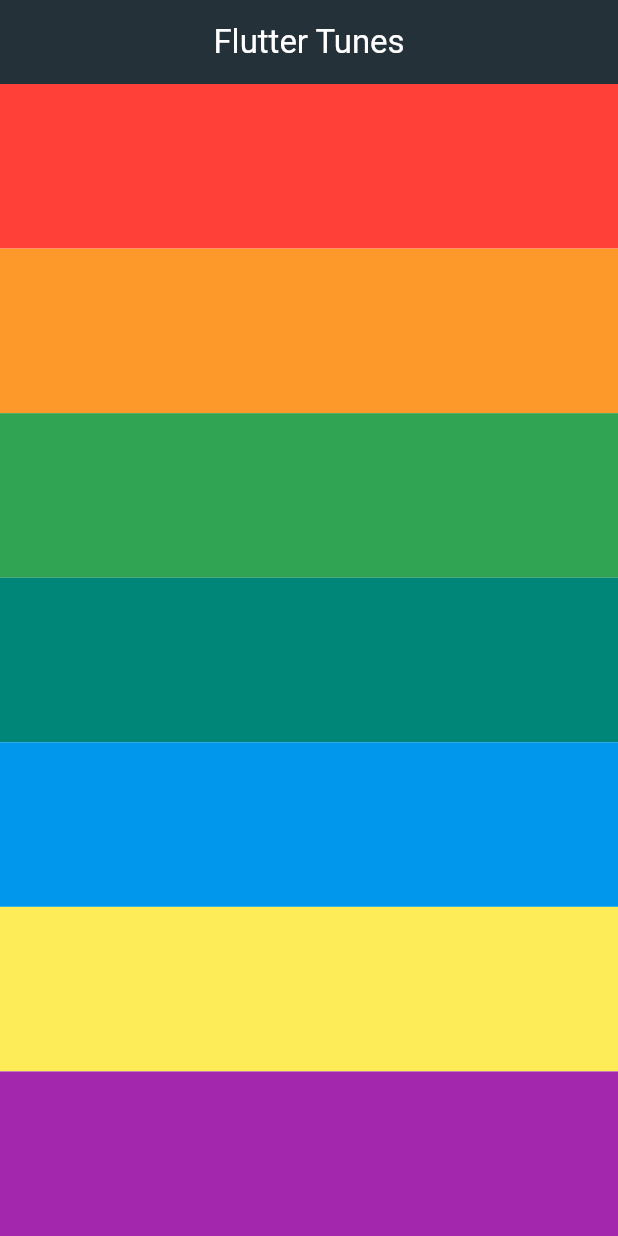
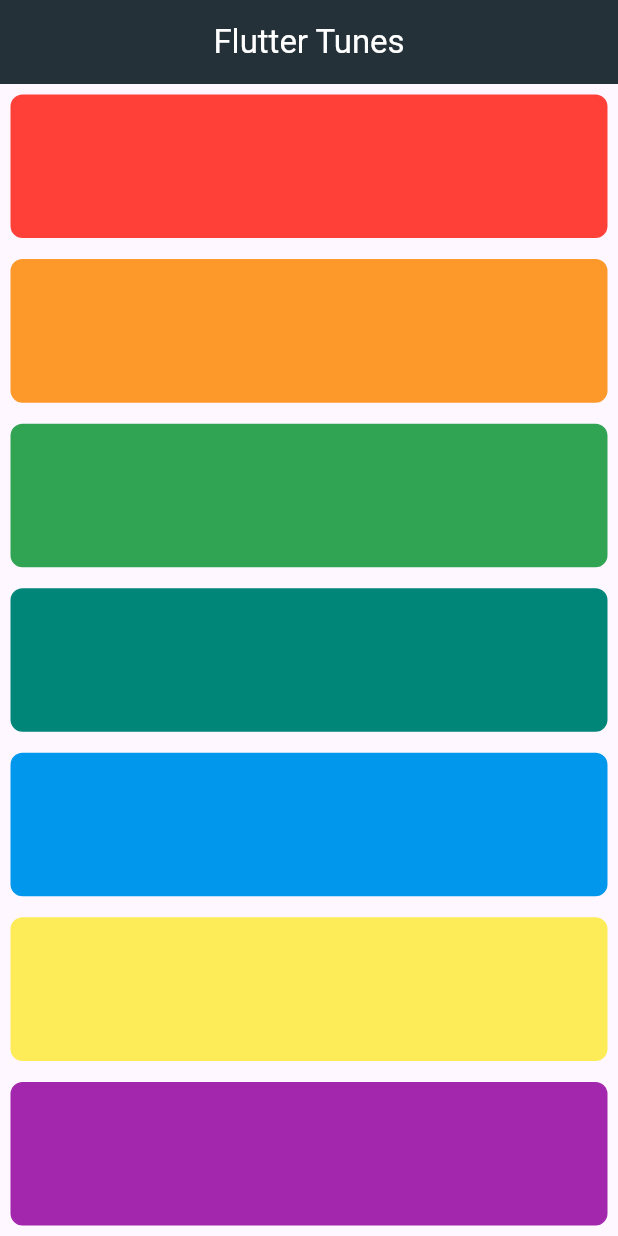
Before and after one commit to toalhussein/Tunes_App, a Flutter app: the screen it shows after launch, on a phone screen of 412 x 824 dp. Run offline on Flutter 3.47's test engine with Material 3 defaults, Android fonts, the phone set to English and light mode, and no system bars; our stand-ins replace audioplayers.

Commit message:
initialize the repo

```diff
--- a/lib/widgets/item.dart
+++ b/lib/widgets/item.dart
@@ -12,8 +12,16 @@ class TunesItem extends StatelessWidget {
         onTap:(){
           item.playSound();
         } ,
-        child: Container(
-          color: item.color,
+        child: Padding(
+          padding: const EdgeInsets.all(7.0),
+          child: Container(
+            decoration: BoxDecoration(
+              color: item.color,
+              borderRadius: BorderRadius.all(Radius.circular(8)),
+              border: Border.all(color: item.color),
+            ),
+            // color: item.color,
+          ),
         ),
       ),
     );
```
